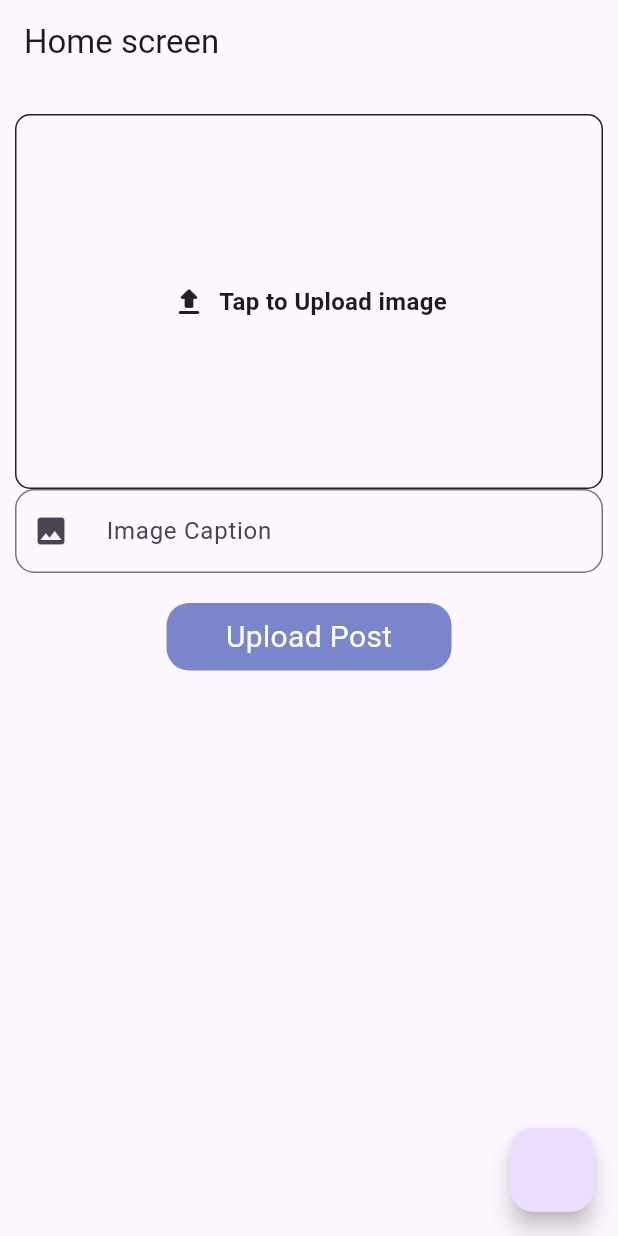
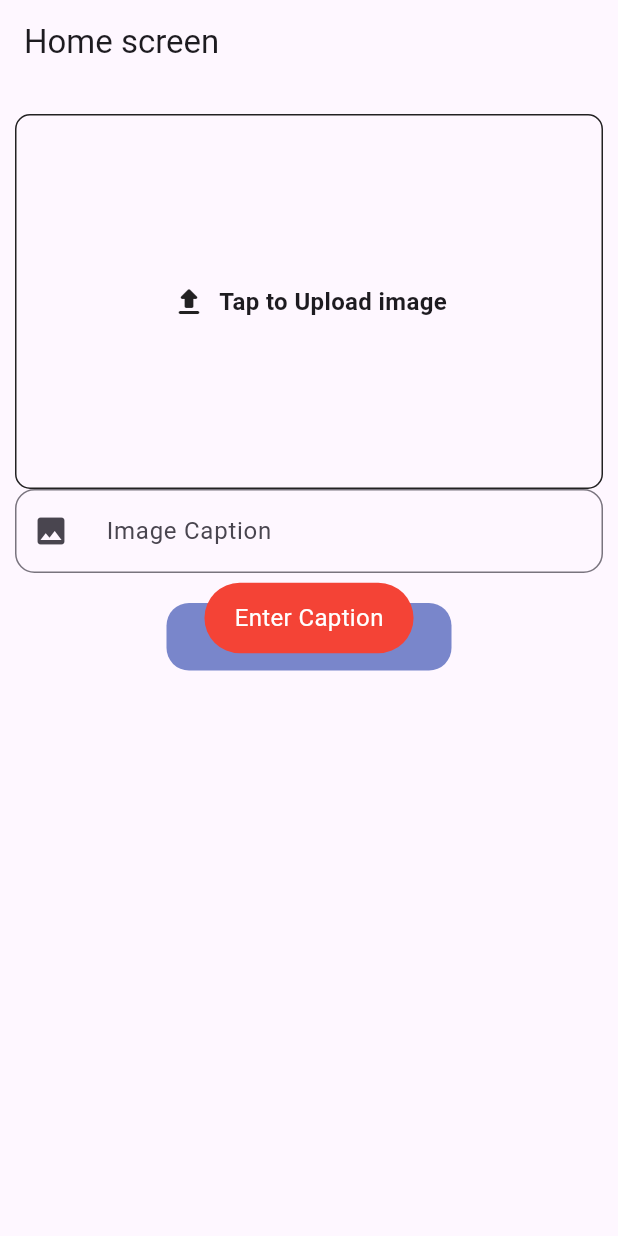
Before and after one commit to iam-talhaa/social_media_app, a Flutter app: the screen it shows after launch, after a tap on "Upload Post", on a phone screen of 412 x 824 dp. Run offline on Flutter 3.47's test engine with Material 3 defaults, Android fonts, the phone set to English and light mode, and no system bars; our stand-ins replace cloud_firestore, dropdown_search, firebase_auth, firebase_core, fluttertoast, image_picker; accounts and stored records are empty.

Commit message:
Data added successfully

```diff
--- a/lib/main.dart
+++ b/lib/main.dart
@@ -1,7 +1,4 @@
-import 'package:firebase_auth/firebase_auth.dart';
 import 'package:flutter/material.dart';
-import 'package:social_media_app/ui/auth/login.dart';
-import 'package:social_media_app/ui/auth/signup.dart';
 import 'package:social_media_app/ui/home/home_screen.dart';
 import 'package:firebase_core/firebase_core.dart';
 import 'firebase_options.dart';
--- a/lib/ui/home/home_screen.dart
+++ b/lib/ui/home/home_screen.dart
@@ -4,6 +4,7 @@ import 'package:cloud_firestore/cloud_firestore.dart';
 import 'package:flutter/material.dart';
 import 'package:image_picker/image_picker.dart';
 import 'package:social_media_app/customs/custom_btn.dart';
+import 'package:social_media_app/utils/UTILS.dart';
 
 class HomeScreen extends StatefulWidget {
   const HomeScreen({super.key});
@@ -14,18 +15,36 @@ class HomeScreen extends StatefulWidget {
 
 class _HomeScreenState extends State<HomeScreen> {
   TextEditingController _captionController = TextEditingController();
-  final _ref = FirebaseFirestore.instance.collection('caption');
+  FirebaseFirestore _ref = FirebaseFirestore.instance;
   XFile? image;
   File? imagefile;
 
   void Pick_image() async {
     final ImagePicker _picker = ImagePicker();
-    image = await _picker.pickImage(source: ImageSource.gallery);
+    image = await _picker.pickImage(source: ImageSource.camera);
 
     if (image == null) {
       return;
     } else {
       imagefile = File(image!.path);
+    }
+  }
+
+  void Add_caption() {
+    String id = DateTime.now().millisecondsSinceEpoch.toString();
+
+    if (_captionController.text.isEmpty) {
+      Utils().FlutterToast("Enter Caption", Colors.red);
+
+      return;
+    } else {
+      _ref.collection('caption').doc(id).set(
+          {'caption': _captionController.text.trim().toString()}).then((v) {
+        Utils().FlutterToast("Data Added", Colors.blue);
+        _captionController.clear();
+      }).onError((error, s) {
+        Utils().FlutterToast(error.toString(), Colors.red);
+      });
     }
   }
 
@@ -35,9 +54,6 @@ class _HomeScreenState extends State<HomeScreen> {
       appBar: AppBar(
         title: Text("Home screen "),
       ),
-      floatingActionButton: FloatingActionButton(onPressed: () {
-        final id = DateTime.now().millisecondsSinceEpoch.toString();
-      }),
       body: Padding(
         padding: const EdgeInsets.symmetric(horizontal: 10),
         child: Column(
@@ -63,10 +79,13 @@ class _HomeScreenState extends State<HomeScreen> {
                           border: Border.all(color: Colors.black87),
                           borderRadius: BorderRadius.circular(10)),
                       child: image != null
-                          ? Image.file(
-                              File(image!.path),
-                              height: 300.0,
-                              width: 300.0,
+                          ? Container(
+                              color: Colors.red,
+                              child: Image.file(
+                                File(image!.path),
+                                height: 300.0,
+                                width: 300.0,
+                              ),
                             )
                           : Row(
                               crossAxisAlignment: CrossAxisAlignment.center,
@@ -103,7 +122,9 @@ class _HomeScreenState extends State<HomeScreen> {
                   Custom_btn(
                       B_height: 45.0,
                       B_text: "Upload Post",
-                      ontap: () {},
+                      ontap: () {
+                        Add_caption();
+                      },
                       B_width: 190.0)
                 ],
               ),
```
